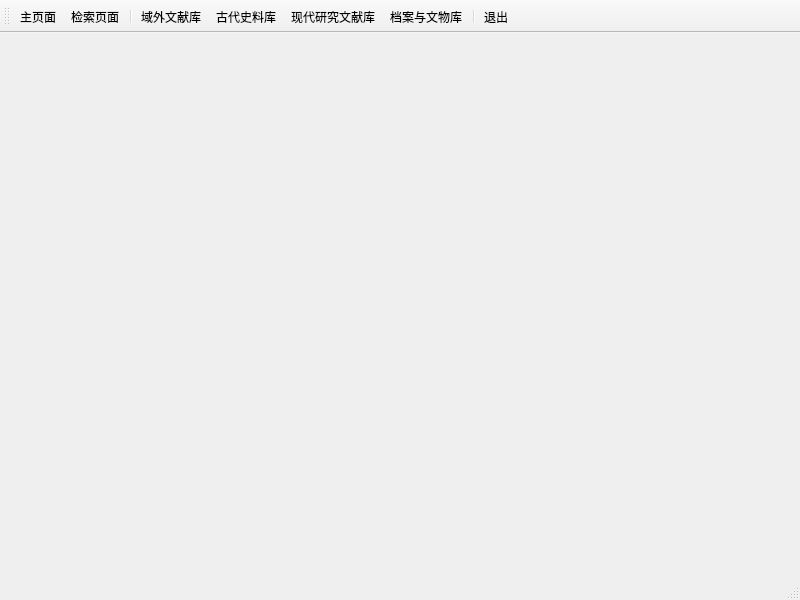
Above: UI/UI_MainWindow.ui from mortersen/ZhengCG before the change. Below: the same form after it.
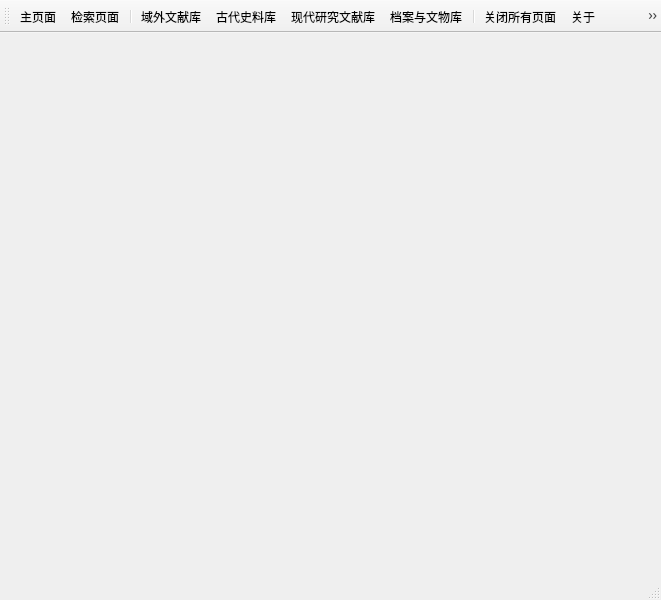
That is the form after the change. Icons and pictures are not drawn.

```diff
--- a/UI/UI_MainWindow.ui
+++ b/UI/UI_MainWindow.ui
@@ -6,7 +6,7 @@
    <rect>
     <x>0</x>
     <y>0</y>
-    <width>800</width>
+    <width>661</width>
     <height>600</height>
    </rect>
   </property>
@@ -23,7 +23,7 @@
     <rect>
      <x>0</x>
      <y>0</y>
-     <width>800</width>
+     <width>661</width>
      <height>22</height>
     </rect>
    </property>
@@ -47,7 +47,9 @@
    <addaction name="action_XianDai"/>
    <addaction name="action_DanAnWenWu"/>
    <addaction name="separator"/>
-   <addaction name="action_Exit"/>
+   <addaction name="action_Close"/>
+   <addaction name="action_about"/>
+   <addaction name="action_Quit"/>
   </widget>
   <action name="action_Search">
    <property name="icon">
@@ -94,13 +96,16 @@
     <string>档案与文物库</string>
    </property>
   </action>
-  <action name="action_Exit">
+  <action name="action_Close">
    <property name="icon">
     <iconset resource="../RES/img.qrc">
      <normaloff>:/PIC/退出.png</normaloff>:/PIC/退出.png</iconset>
    </property>
    <property name="text">
-    <string>退出</string>
+    <string>关闭所有页面</string>
+   </property>
+   <property name="toolTip">
+    <string>关闭所有页面</string>
    </property>
   </action>
   <action name="action_Index">
@@ -115,6 +120,24 @@
     <string>主页面</string>
    </property>
   </action>
+  <action name="action_about">
+   <property name="icon">
+    <iconset resource="../RES/img.qrc">
+     <normaloff>:/PIC/about.png</normaloff>:/PIC/about.png</iconset>
+   </property>
+   <property name="text">
+    <string>关于</string>
+   </property>
+  </action>
+  <action name="action_Quit">
+   <property name="icon">
+    <iconset resource="../RES/img.qrc">
+     <normaloff>:/PIC/Quit.png</normaloff>:/PIC/Quit.png</iconset>
+   </property>
+   <property name="text">
+    <string>退出数据库</string>
+   </property>
+  </action>
  </widget>
  <resources>
   <include location="../RES/img.qrc"/>
```
Left out of the diff: 4 changed lines with no effect on the pictures.
